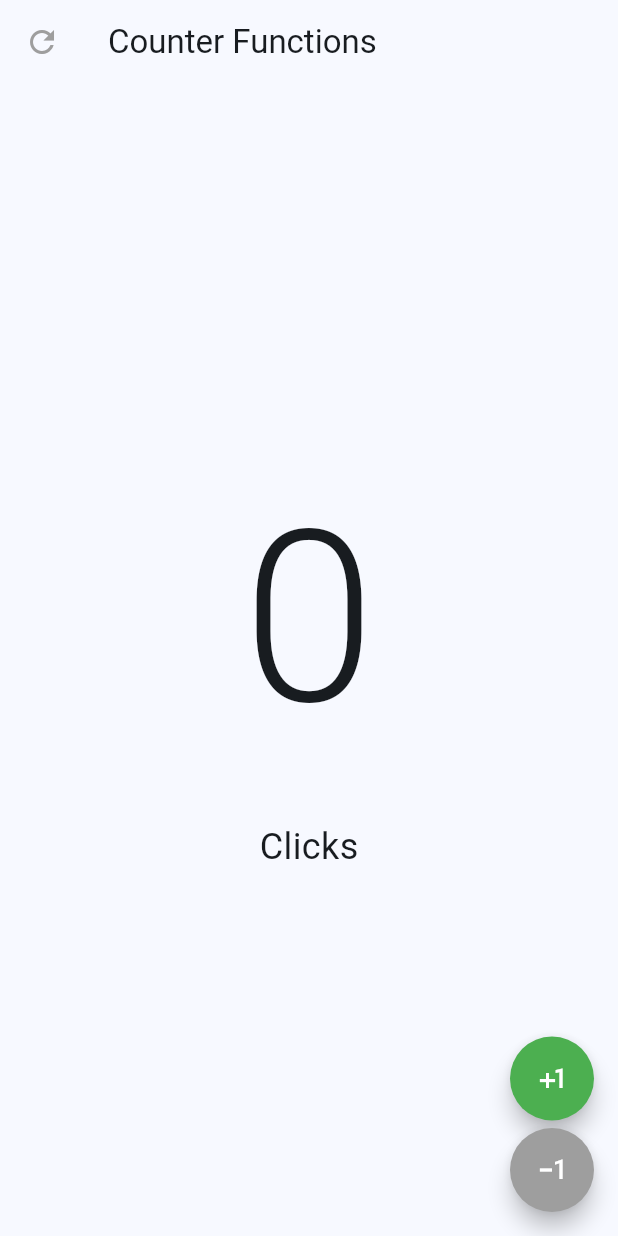
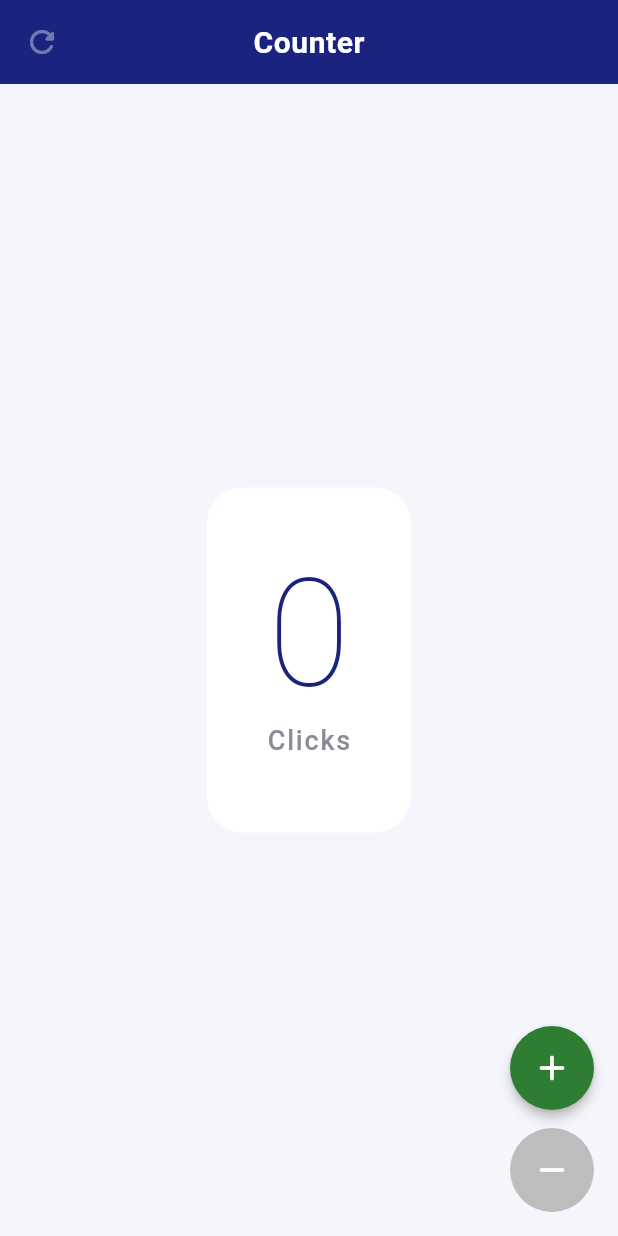
Before and after one commit to wladcode/flutter-apps, a Flutter app: the screen it shows after launch, on a phone screen of 412 x 824 dp. Run offline on Flutter 3.47's test engine with Material 3 defaults, Android fonts, the light colour scheme and no system bars.

Commit message:
add a proffesion style

```diff
--- /dev/null
+++ b/hello_world_app/lib/config/theme/app_theme.dart
@@ -0,0 +1,45 @@
+import 'package:flutter/material.dart';
+
+class AppTheme {
+  static const Color primary = Color(0xFF1A237E);
+  static const Color surface = Color(0xFFF4F6FB);
+  static const Color cardColor = Colors.white;
+  static const Color textPrimary = Color(0xFF1C1C2E);
+  static const Color textSecondary = Color(0xFF8A8A9A);
+
+  static ThemeData get theme => ThemeData(
+        useMaterial3: true,
+        colorScheme: ColorScheme.fromSeed(
+          seedColor: primary,
+          brightness: Brightness.light,
+          surface: surface,
+        ),
+        scaffoldBackgroundColor: surface,
+        appBarTheme: const AppBarTheme(
+          centerTitle: true,
+          elevation: 0,
+          scrolledUnderElevation: 0,
+          backgroundColor: primary,
+          foregroundColor: Colors.white,
+          titleTextStyle: TextStyle(
+            color: Colors.white,
+            fontSize: 20,
+            fontWeight: FontWeight.w600,
+            letterSpacing: 0.4,
+          ),
+          iconTheme: IconThemeData(color: Colors.white),
+        ),
+        floatingActionButtonTheme: const FloatingActionButtonThemeData(
+          elevation: 3,
+          focusElevation: 6,
+          shape: CircleBorder(),
+        ),
+        cardTheme: CardThemeData(
+          color: cardColor,
+          elevation: 0,
+          shape: RoundedRectangleBorder(
+            borderRadius: BorderRadius.all(Radius.circular(24)),
+          ),
+        ),
+      );
+}
--- a/hello_world_app/lib/main.dart
+++ b/hello_world_app/lib/main.dart
@@ -1,9 +1,9 @@
 import 'package:flutter/material.dart';
-import 'package:hello_world_app/presentation/screens/counter/counter_screen.dart';
+import 'package:hello_world_app/config/theme/app_theme.dart';
 import 'package:hello_world_app/presentation/screens/counter/counter_functions_screen.dart';
 
-void main(){
-  runApp(MyApp());
+void main() {
+  runApp(const MyApp());
 }
 
 class MyApp extends StatelessWidget {
@@ -12,12 +12,10 @@ class MyApp extends StatelessWidget {
   @override
   Widget build(BuildContext context) {
     return MaterialApp(
-      title: 'First Flutter Demo',
-      theme: ThemeData(
-        //primarySwatch: Colors.lightBlue,
-        colorSchemeSeed: Colors.lightBlue
-      ),
-      home: CounterFunctionsScreen()
+      title: 'Counter App',
+      debugShowCheckedModeBanner: false,
+      theme: AppTheme.theme,
+      home: const CounterFunctionsScreen(),
     );
   }
 }
--- a/hello_world_app/lib/presentation/screens/counter/counter_functions_screen.dart
+++ b/hello_world_app/lib/presentation/screens/counter/counter_functions_screen.dart
@@ -1,4 +1,5 @@
 import 'package:flutter/material.dart';
+import 'package:hello_world_app/config/theme/app_theme.dart';
 import 'package:hello_world_app/presentation/widgets/buttons/custom_button.dart';
 
 class CounterFunctionsScreen extends StatefulWidget {
@@ -15,55 +16,72 @@ class _CounterFunctionsScreenState extends State<CounterFunctionsScreen> {
   Widget build(BuildContext context) {
     return Scaffold(
       appBar: AppBar(
-          title: Text('Counter Functions'),
+        title: const Text('Counter'),
         leading: IconButton(
+          tooltip: 'Reset',
           icon: Icon(
-              Icons.refresh_outlined,
-              color: counter == 0 ? Colors.grey : Colors.orange,
+            Icons.refresh_rounded,
+            color: counter == 0 ? Colors.white38 : Colors.white,
           ),
-            onPressed: counter == 0 ? null : () {
-              setState(() {
-                counter = 0;
-              });
-            },
+          onPressed: counter == 0
+              ? null
+              : () => setState(() => counter = 0),
         ),
       ),
       body: Center(
-          child:  Column(
-            mainAxisAlignment: MainAxisAlignment.center,
+        child: Padding(
+          padding: const EdgeInsets.symmetric(horizontal: 32),
+          child: Card(
+            child: Padding(
+              padding: const EdgeInsets.symmetric(vertical: 48, horizontal: 40),
+              child: Column(
+                mainAxisSize: MainAxisSize.min,
                 children: [
-              Text(counter.toString(), style: TextStyle(fontSize: 160, fontWeight: FontWeight.w300),),
-              SizedBox(height: 20),
-              Text( counter == 1 ? 'Click' : 'Clicks', style: TextStyle(fontSize: 24),),
+                  Text(
+                    counter.toString(),
+                    style: const TextStyle(
+                      fontSize: 100,
+                      fontWeight: FontWeight.w200,
+                      color: AppTheme.primary,
+                      height: 1,
+                    ),
+                  ),
+                  const SizedBox(height: 8),
+                  Text(
+                    counter == 1 ? 'Click' : 'Clicks',
+                    style: const TextStyle(
+                      fontSize: 18,
+                      fontWeight: FontWeight.w500,
+                      color: AppTheme.textSecondary,
+                      letterSpacing: 1.2,
+                    ),
+                  ),
                 ],
               ),
             ),
+          ),
+        ),
+      ),
       floatingActionButton: Column(
-          mainAxisAlignment: MainAxisAlignment.end,
+        mainAxisSize: MainAxisSize.min,
         children: [
           CustomButton(
             heroTag: 'increment',
-              activeColor: Colors.green,
-              icon: Icons.plus_one_outlined,
-              onPressed: () {
-                setState(() {
-                  counter++;
-                });
-              },
+            activeColor: const Color(0xFF2E7D32),
+            icon: Icons.add_rounded,
+            onPressed: () => setState(() => counter++),
           ),
-            SizedBox(height: 5),
+          const SizedBox(height: 12),
           CustomButton(
             heroTag: 'decrement',
-              activeColor: Colors.red,
-              icon: Icons.exposure_minus_1_outlined,
-              onPressed: counter == 0 ? null : () {
-                setState(() {
-                  counter--;
-                });
-              },
+            activeColor: const Color(0xFFC62828),
+            icon: Icons.remove_rounded,
+            onPressed: counter == 0
+                ? null
+                : () => setState(() => counter--),
           ),
         ],
-        )
+      ),
     );
   }
 }
--- a/hello_world_app/lib/presentation/widgets/buttons/custom_button.dart
+++ b/hello_world_app/lib/presentation/widgets/buttons/custom_button.dart
@@ -19,11 +19,11 @@ class CustomButton extends StatelessWidget {
     final bool isDisabled = onPressed == null;
 
     return FloatingActionButton(
-      shape: CircleBorder(),
       heroTag: heroTag,
-      backgroundColor: isDisabled ? Colors.grey : activeColor,
+      backgroundColor: isDisabled ? Colors.grey.shade400 : activeColor,
+      elevation: isDisabled ? 0 : 3,
       onPressed: onPressed,
-      child: Icon(icon, color: Colors.white),
+      child: Icon(icon, color: Colors.white, size: 28),
     );
   }
 }
```
Also changed, not shown: hello_world_app/lib/presentation/screens/counter/counter_screen.dart (+47 -30 lines). Lines whose indentation alone changed are shown as unchanged.
